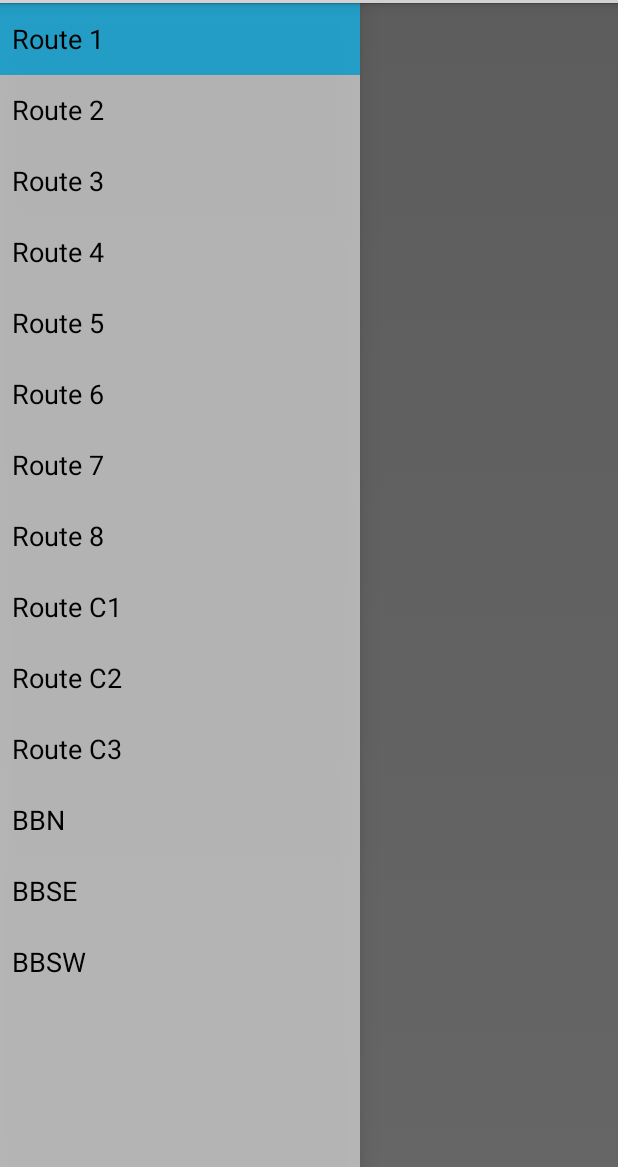
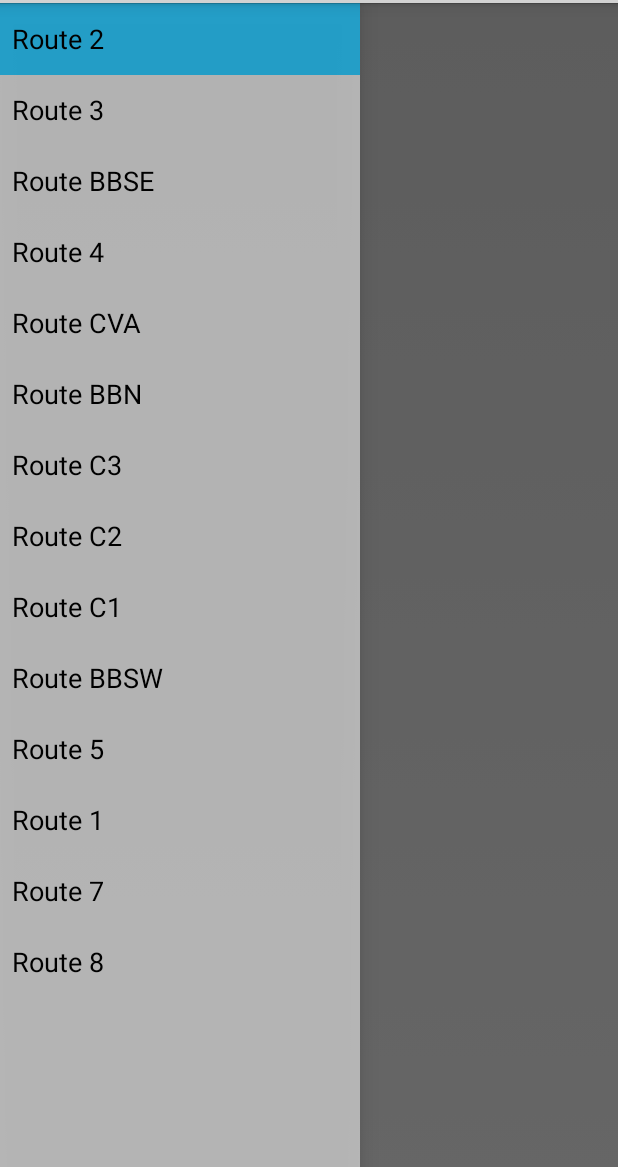
Before and after one commit to cartermp/WMB, an Android app: the screen it shows after launch (MainActivity), on a phone screen of 412 x 824 dp, the part 69-1236 px from its top. Run offline under Robolectric (Android 15) with nearby library versions, the phone set to English and light mode, and no system bars; 2 statements that could not run were skipped.

Commit message:
Added updating lists

```diff
--- a/app/src/main/java/com/jmstudios/corvallistransit/MainActivity.java
+++ b/app/src/main/java/com/jmstudios/corvallistransit/MainActivity.java
@@ -82,8 +82,6 @@ public class MainActivity extends Activity
         if (dayOfWeek != Calendar.SUNDAY)
         {
             retrieveAllRoutes();
-            //getRoutesAndEtasAsync("http://www.corvallis-bus.appspot.com/routes?stops=true", new String[]{"Name", "Road", "AdditionalName", "Description", "Polyline", "Color", "Direction", "Bearing", "AdherencePoint", "Lat", "Long", "ID", "Distance"}, "routes", null, new String[]{"Path"});
-
         }
     }
 
@@ -164,6 +162,21 @@ public class MainActivity extends Activity
                            stopList.add(newStop);
                        }
                     }
+
+                    /*
+                    System.out.println("In drawer, the size is:"+MainActivity.mRoutes.size());
+                    Iterator i2 = MainActivity.mRoutes.iterator();
+                    int x = 0;
+                    String[] tmp = new String[mRoutes.size()];
+                    while(i2.hasNext())
+                    {
+                        Route r = (Route)i2.next();
+                        tmp[x] = r.name;
+                        System.out.println("curName:"+tmp[x]);
+                        x++;
+                    }
+                    NavigationDrawerFragment.mActiveRouteNames = tmp;
+                    */
                 }
             };
             rt.execute(url);
@@ -180,49 +193,66 @@ public class MainActivity extends Activity
                 .commit();
     }
 
-    public void onSectionAttached(int number) {
+    public void onSectionAttached(int number)
+    {
+        /*
+        "Route 2",
+            "Route 3",
+            "Route BBSE",
+            "Route 4",
+            "Route CVA",
+            "Route BBN",
+            "Route C3",
+            "Route C2",
+            "Route C1",
+            "Route BBSW",
+            "Route 5",
+            "Route 1",
+            "Route 7",
+            "Route 8"
+         */
         switch (number) {
             case 1:
-                mTitle = "Route 1 ETA";
+                mTitle = "Route 2 ETA";
                 break;
             case 2:
-                mTitle = "Route 2 ETA";
+                mTitle = "Route 3 ETA";
                 break;
             case 3:
-                mTitle = "Route 3 ETA";
+                mTitle = "Route BBSE ETA";
                 break;
             case 4:
                 mTitle = "Route 4 ETA";
                 break;
             case 5:
-                mTitle = "Route 5 ETA";
+                mTitle = "Route CVA ETA";
                 break;
             case 6:
-                mTitle = "Route 6 ETA";
+                mTitle = "Route BBN ETA";
                 break;
             case 7:
-                mTitle = "Route 7 ETA";
+                mTitle = "Route C3 ETA";
                 break;
             case 8:
-                mTitle = "Route 8 ETA";
+                mTitle = "Route C2 ETA";
                 break;
             case 9:
                 mTitle = "Route C1 ETA";
                 break;
             case 10:
-                mTitle = "Route C2 ETA";
+                mTitle = "Route BBSW ETA";
                 break;
             case 11:
-                mTitle = "Route C3 ETA";
+                mTitle = "Route 5 ETA";
                 break;
             case 12:
-                mTitle = "Beaver Bus North ETA";
+                mTitle = "Route 1 ETA";
                 break;
             case 13:
-                mTitle = "Beaver Bus SE ETA";
+                mTitle = "Route 7 ETA";
                 break;
             case 14:
-                mTitle = "Beaver Bus SW ETA";
+                mTitle = "Route 8 ETA";
                 break;
         }
     }
--- a/app/src/main/java/com/jmstudios/corvallistransit/NavigationDrawerFragment.java
+++ b/app/src/main/java/com/jmstudios/corvallistransit/NavigationDrawerFragment.java
@@ -20,10 +20,7 @@ import android.widget.AdapterView;
 import android.widget.ArrayAdapter;
 import android.widget.ListView;
 import android.widget.Toast;
-
 import java.util.Calendar;
-
-;
 
 /**
  * Fragment used for managing interactions for and presentation of a navigation drawer.
@@ -61,28 +58,30 @@ public class NavigationDrawerFragment extends Fragment {
     private boolean mFromSavedInstanceState;
     private boolean mUserLearnedDrawer;
 
-    public static String[] mActiveRouteNames = new String[]{
-            "Route 1",
+    public static String[] mActiveRouteNames = new String[]
+            {
             "Route 2",
             "Route 3",
+            "Route BBSE",
             "Route 4",
+            "Route CVA",
+            "Route BBN",
+            "Route C3",
+            "Route C2",
+            "Route C1",
+            "Route BBSW",
             "Route 5",
-            "Route 6",
+            "Route 1",
             "Route 7",
-            "Route 8",
-            "Route C1",
-            "Route C2",
-            "Route C3",
-            "BBN",
-            "BBSE",
-            "BBSW"
+            "Route 8"
     };
 
     public NavigationDrawerFragment() {
     }
 
     @Override
-    public void onCreate(Bundle savedInstanceState) {
+    public void onCreate(Bundle savedInstanceState)
+    {
         super.onCreate(savedInstanceState);
 
         // Read in the flag indicating whether or not the user has demonstrated awareness of the
--- a/app/src/main/java/com/jmstudios/corvallistransit/RouteAdapter.java
+++ b/app/src/main/java/com/jmstudios/corvallistransit/RouteAdapter.java
@@ -51,7 +51,7 @@ public class RouteAdapter extends ArrayAdapter<Stop> {
         holder.stopView.setText(stop.name);
         holder.etaView.setText(stop.eta() + "m");
         holder.timerView.setText(R.string.timer);
-
+        stop.getScheduledTime(holder.etaView);
         holder.timerView.setClickable(true);
         holder.timerView.setOnClickListener(new View.OnClickListener() {
             @Override
--- a/app/src/main/java/com/jmstudios/corvallistransit/models/Stop.java
+++ b/app/src/main/java/com/jmstudios/corvallistransit/models/Stop.java
@@ -52,7 +52,6 @@ public class Stop {
     {
         if(expectedTime == null)
         {
-            tv.setText("...");
             final TextView innerView = tv;
             RetrieveJson rt = new RetrieveJson( MainActivity.context,new String[]{"Expected"},Integer.toString(id), null, null)
             {
```
Also changed, not shown: 2 other files.
